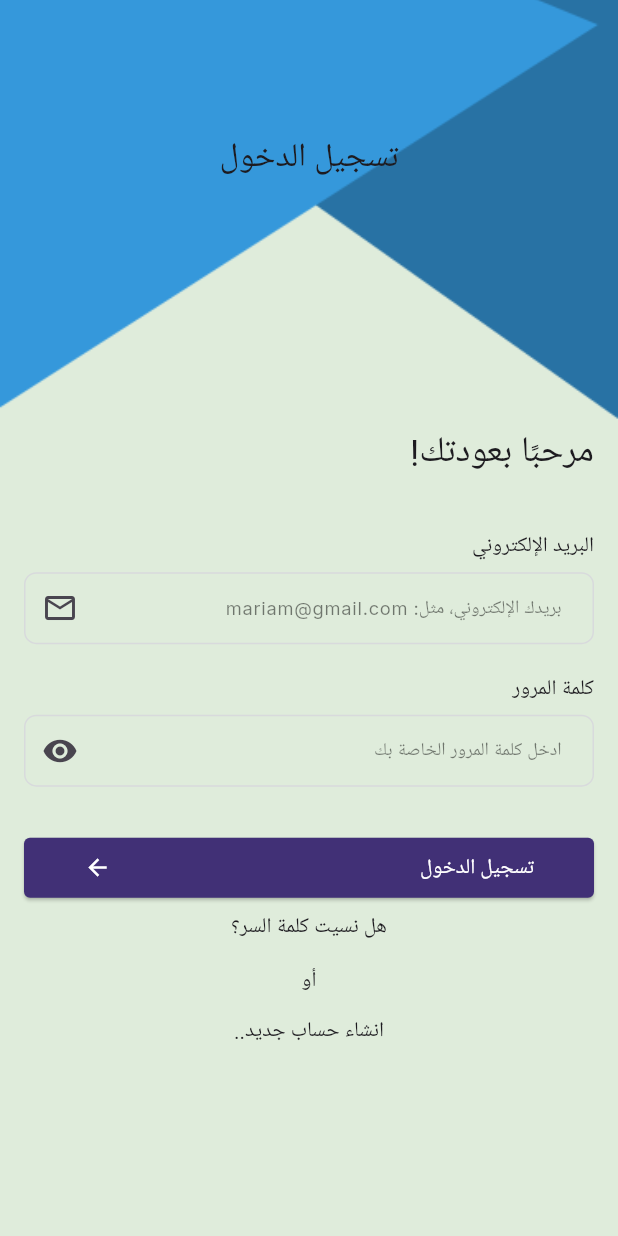
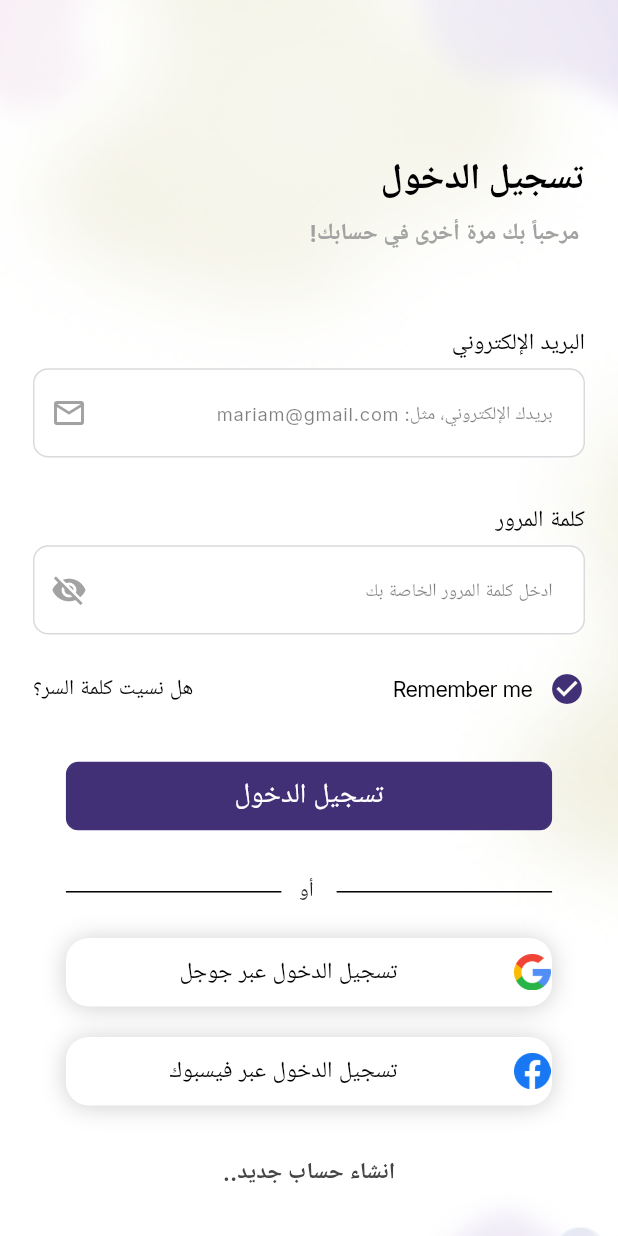
Before and after one commit to Mariam-Elkhelawy/TYDOO, a Flutter app: the LoginScreen screen opened by its route, on a phone screen of 412 x 824 dp. Run offline on Flutter 3.47's test engine with Material 3 defaults, Android fonts, the light colour scheme and no system bars; our stand-ins replace animated_custom_dropdown, another_flutter_splash_screen, cloud_firestore, easy_date_timeline, firebase_auth, firebase_core and 7 more; accounts and stored records are empty; generated files the repository leaves out were written again; project files that could hold a hidden picture were left out.

Commit message:
login done

```diff
--- a/lib/core/components/reusable_components.dart
+++ b/lib/core/components/reusable_components.dart
@@ -37,6 +37,7 @@ Widget customTextFormField(
     obscureText: isPassword,
     cursorColor: cursorColor,
     controller: controller,
+    autovalidateMode: AutovalidateMode.onUserInteraction,
     decoration: InputDecoration(
       contentPadding: contentPadding,
       hintText: hintText,
--- /dev/null
+++ b/lib/core/components/signwith_widget.dart
@@ -0,0 +1,45 @@
+import 'package:flutter/material.dart';
+import 'package:flutter_screenutil/flutter_screenutil.dart';
+import 'package:todo_app/core/utils/app_colors.dart';
+import 'package:todo_app/core/utils/styles.dart';
+
+class SignWithWidget extends StatelessWidget {
+  const SignWithWidget(
+      {super.key, required this.iconPath, required this.iconText});
+  final String iconPath;
+  final String iconText;
+
+  @override
+  Widget build(BuildContext context) {
+    return Padding(
+      padding: EdgeInsets.symmetric(horizontal: 20.w),
+      child: Container(
+        height: 45.h,
+        decoration: BoxDecoration(
+          color: AppColor.whiteColor,
+          boxShadow: [
+            BoxShadow(
+              color: Colors.grey.withOpacity(.5),
+              blurRadius: 13,
+              offset: const Offset(0, 1),
+            )
+          ],
+          borderRadius: BorderRadius.circular(15.r),
+        ),
+        child: Row(
+          children: [
+            Padding(
+              padding: EdgeInsets.only(left: 20.w),
+              child: Image.asset(iconPath,width: 24.w,height: 24.h,),
+            ),
+            SizedBox(width: 50.w),
+            Text(
+              iconText,
+              style: AppStyles.regularText.copyWith(fontSize: 15.sp),
+            ),
+          ],
+        ),
+      ),
+    );
+  }
+}
--- a/lib/core/utils/app_images.dart
+++ b/lib/core/utils/app_images.dart
@@ -26,6 +26,8 @@ class AppImages {
   static const String language = 'assets/images/language.svg';
   static const String aboutUs = 'assets/images/aboutUs.svg';
   static const String logout = 'assets/images/logout.svg';
+  static const String google = 'assets/images/google.png';
+  static const String facebook = 'assets/images/facebook.png';
   static const String onboarding1 = 'assets/images/onboarding1.png';
   static const String onboarding2 = 'assets/images/onboarding2.png';
   static const String onboarding3 = 'assets/images/onboarding3.png';
--- a/lib/features/login/login_screen.dart
+++ b/lib/features/login/login_screen.dart
@@ -1,7 +1,11 @@
 import 'package:flutter/material.dart';
+import 'package:flutter_screenutil/flutter_screenutil.dart';
 import 'package:provider/provider.dart';
 import 'package:todo_app/config/theme/app_theme.dart';
+import 'package:todo_app/core/components/reusable_components.dart';
 import 'package:todo_app/core/utils/app_colors.dart';
+import 'package:todo_app/core/utils/app_images.dart';
+import 'package:todo_app/core/utils/styles.dart';
 import 'package:todo_app/features/home_screen.dart';
 import 'package:todo_app/features/register/register_screen.dart';
 import 'package:todo_app/firebase/firebase_functions.dart';
@@ -9,6 +13,8 @@ import 'package:todo_app/providers/my_provider.dart';
 import 'package:todo_app/widgets/custom_dialog.dart';
 import 'package:todo_app/widgets/custom_text_form_field.dart';
 import 'package:flutter_gen/gen_l10n/app_localizations.dart';
+
+import '../../core/components/signwith_widget.dart';
 
 class LoginScreen extends StatefulWidget {
   const LoginScreen({super.key});
@@ -26,89 +32,135 @@ class _LoginScreenState extends State<LoginScreen> {
 
   @override
   Widget build(BuildContext context) {
-    var mediaQuery = MediaQuery.of(context).size;
     var theme = Theme.of(context);
     var provider = Provider.of<MyProvider>(context);
     var local = AppLocalizations.of(context)!;
-
-    return Container(
-      decoration: BoxDecoration(
-        color: provider.themeMode == ThemeMode.light
-            ? const Color(0xFFDFECDB)
-            : const Color(0xFF060E1E),
-        image: const DecorationImage(
-            image: AssetImage('assets/images/auth_bg.png'), fit: BoxFit.cover),
-      ),
+    return customBG(
+      context: context,
       child: Scaffold(
         backgroundColor: Colors.transparent,
         body: Padding(
-          padding: const EdgeInsets.symmetric(horizontal: 16.0),
+          padding: EdgeInsets.symmetric(horizontal: 20.0.w),
           child: SingleChildScrollView(
             child: Form(
               key: formKey,
               child: Column(
                 crossAxisAlignment: CrossAxisAlignment.stretch,
                 children: [
-                  SizedBox(height: mediaQuery.height * .11),
+                  SizedBox(height: 100.h),
                   Text(
-                    textAlign: TextAlign.center,
                     local.login,
-                    style: theme.textTheme.titleLarge,
+                    style:
+                        AppStyles.titleL.copyWith(color: AppColor.blackColor),
                   ),
-                  SizedBox(height: mediaQuery.height * .2),
+                  SizedBox(height: 8.h),
                   Text(
                     textAlign: TextAlign.start,
                     local.welcome,
-                    style: theme.textTheme.bodyMedium?.copyWith(fontSize: 24),
+                    style: AppStyles.settingTitle.copyWith(
+                        color: AppColor.taskGreyColor, fontSize: 15.sp),
                   ),
-                  const SizedBox(height: 35),
-                  Text(local.email),
-                  const SizedBox(height: 6),
-                  CustomTextFormField(
-                    myController: emailController,
+                  SizedBox(height: 50.h),
+                  Text(
+                    local.email,
+                    style: AppStyles.regularText.copyWith(fontSize: 15.sp),
+                  ),
+                  SizedBox(height: 6.h),
+                  customTextFormField(
+                      borderColor: AppColor.borderColor,
+                      fillColor: AppColor.whiteColor,
+                      controller: emailController,
+                      contentPadding: EdgeInsets.symmetric(
+                          horizontal: 16.w, vertical: 18.h),
+                      radius: 10.r,
+                      hintStyle: AppStyles.hintText,
+                      textStyle:
+                          AppStyles.generalText.copyWith(fontSize: 15.sp),
+                      suffixIcon: const Icon(
+                        Icons.email_outlined,
+                        color: AppColor.taskGreyColor,
+                      ),
                       hintText: local.emailHint,
-                    suffixIcon: const Icon(Icons.email_outlined),
                       keyboardType: TextInputType.emailAddress,
                       onValidate: (value) {
                         if (value!.trim().isEmpty) {
                           return local.validateEmail;
                         }
                         return null;
-                    },
+                      }),
+                  SizedBox(height: 30.h),
+                  Text(
+                    local.password,
+                    style: AppStyles.regularText.copyWith(fontSize: 15.sp),
                   ),
-                  const SizedBox(height: 20),
-                  Text(local.password),
-                  const SizedBox(height: 6),
-                  CustomTextFormField(
-                    myController: passwordController,
-                    hintText: local.passwordHint,
+                  SizedBox(height: 6.h),
+                  customTextFormField(
+                    borderColor: AppColor.borderColor,
+                    fillColor: AppColor.whiteColor,
+                    controller: passwordController,
+                    contentPadding:
+                        EdgeInsets.symmetric(horizontal: 16.w, vertical: 18.h),
+                    radius: 10.r,
+                    isPassword: isPassword,
+                    hintStyle: AppStyles.hintText,
+                    textStyle: AppStyles.generalText.copyWith(fontSize: 15.sp),
                     suffixIcon: IconButton(
-                      icon: isPassword
-                          ? const Icon(Icons.visibility)
-                          : const Icon(Icons.visibility_off),
+                      icon: Icon(
+                        !isPassword ? Icons.visibility : Icons.visibility_off,
+                        color: AppColor.taskGreyColor,
+                      ),
                       onPressed: () {
                         isPassword = !isPassword;
                         setState(() {});
                       },
                     ),
-                    obscureText: isPassword,
                     onValidate: (value) {
                       if (value!.trim().isEmpty) {
                         return local.validatePassword;
                       }
                       return null;
                     },
+                    hintText: local.passwordHint,
                   ),
-                  const SizedBox(height: 30),
-                  ElevatedButton(
-                    style: ElevatedButton.styleFrom(
-                      padding: const EdgeInsets.symmetric(horizontal: 40),
-                      backgroundColor: AppColor.primaryColor,
-                      shape: RoundedRectangleBorder(
-                        borderRadius: BorderRadius.circular(4),
+                  SizedBox(height: 24.h),
+                  Row(
+                    children: [
+                      const Icon(
+                        Icons.check_circle,
+                        color: AppColor.primaryColor,
+                      ),
+                      SizedBox(
+                        width: 10.w,
+                      ),
+                      Text(
+                        'Remember me',
+                        style: AppStyles.regularText.copyWith(fontSize: 14.sp),
+                      ),
+                      const Spacer(),
+                      InkWell(
+                        onTap: () async {
+                          await FirebaseFunctions.resetPassword(
+                              emailController.text);
+                          showDialog(
+                            context: context,
+                            builder: (context) {
+                              return CustomDialog(
+                                  dialogContent: local.resetPassword,
+                                  dialogTitle: local.reset);
+                            },
+                          );
+                        },
+                        child: Text(
+                          local.forgetPassword,
+                          style:
+                              AppStyles.regularText.copyWith(fontSize: 14.sp),
                         ),
                       ),
-                    onPressed: () async {
+                    ],
+                  ),
+                  SizedBox(height: 36.h),
+                  InkWell(
+                    onTap: () async {
                       if (formKey.currentState!.validate()) {
                         await FirebaseFunctions.login(
                           context: context,
@@ -134,47 +186,56 @@ class _LoginScreenState extends State<LoginScreen> {
                         );
                       }
                     },
-                    child: Row(
-                      mainAxisAlignment: MainAxisAlignment.spaceBetween,
-                      children: [
-                        Text(
+                    child: Padding(
+                      padding: EdgeInsets.symmetric(horizontal: 20.w),
+                      child: customButton(
+                          borderColor: AppColor.primaryColor,
+                          color: AppColor.primaryColor,
+                          borderRadius: BorderRadius.circular(8.r),
+                          child: Text(
                             local.login,
-                          style: theme.textTheme.bodySmall
-                              ?.copyWith(fontSize: 14, color: Colors.white),
+                            style: AppStyles.bodyM
+                                .copyWith(color: AppColor.whiteColor),
                           ),
-                        const Icon(
-                          Icons.arrow_forward_outlined,
-                          size: 18,
-                          color: Colors.white,
-                        )
-                      ],
+                          height: 45.h),
                     ),
                   ),
-                  SizedBox(height: 6),
-                  InkWell(
-                    onTap: () async {
-                      await FirebaseFunctions.resetPassword(
-                          emailController.text);
-                      showDialog(
-                        context: context,
-                        builder: (context) {
-                          return CustomDialog(
-                              dialogContent: local.resetPassword, dialogTitle: local.reset);
-                        },
-                      );
-                    },
-                    child: Text(
-                      local.forgetPassword,
-                      textAlign: TextAlign.center,
-                      style: theme.textTheme.bodyMedium?.copyWith(fontSize: 14),
+                  SizedBox(height: 30.h),
+                  Padding(
+                    padding: EdgeInsets.symmetric(horizontal: 20.w),
+                    child: Row(
+                      children: [
+                        const Expanded(
+                          child: Divider(
+                            thickness: 1,
+                            endIndent: 10,
+                            color: AppColor.blackColor,
                           ),
                         ),
-                  SizedBox(height: 15),
                         Text(
                           local.or,
                           textAlign: TextAlign.center,
                           style: theme.textTheme.bodyMedium,
                         ),
+                        const Expanded(
+                          child: Divider(
+                            thickness: 1,
+                            indent: 10,
+                            color: AppColor.blackColor,
+                          ),
+                        ),
+                      ],
+                    ),
+                  ),
+                  SizedBox(height: 20.h),
+                   SignWithWidget(
+                      iconPath: AppImages.google,
+                      iconText: local.google),
+                  SizedBox(height: 20.h),
+                   SignWithWidget(
+                      iconPath: AppImages.facebook,
+                      iconText: local.facebook),
+                  SizedBox(height: 20.h),
                   TextButton(
                     onPressed: () {
                       Navigator.pushNamed(context, RegisterScreen.routeName);
@@ -182,9 +243,11 @@ class _LoginScreenState extends State<LoginScreen> {
                     child: Text(
                       local.createAccount,
                       textAlign: TextAlign.center,
-                      style: theme.textTheme.bodyMedium,
+                      style: AppStyles.settingTitle.copyWith(
+                          fontSize: 15.sp, color: AppColor.inactiveDayColor),
                     ),
                   ),
+                  SizedBox(height: 20.h),
                 ],
               ),
             ),
--- a/lib/l10n/app_ar.arb
+++ b/lib/l10n/app_ar.arb
@@ -34,7 +34,7 @@
   "selectLanguage": "اختار اللغة",
   "selectTheme": "اختار الوضع",
   "login": "تسجيل الدخول",
-  "welcome":"مرحبًا بعودتك!",
+  "welcome":" مرحباً بك مرة أخرى في حسابك!",
   "email": "البريد الإلكتروني",
   "emailHint": "بريدك الإلكتروني، مثل: mariam@gmail.com",
   "password": "كلمة المرور",
@@ -42,7 +42,7 @@
   "validateEmail":"لا يمكن أن يكون البريد الإلكتروني فارغًا !",
   "validatePassword":"لا يمكن أن تكون كلمة المرور فارغة !",
   "forgetPassword": "هل نسيت كلمة السر؟",
-  "or": "أو",
+  "or": " أو ",
   "createAccount": "انشاء حساب جديد..",
   "create": "إنشاء حساب",
   "fullName":"الاسم الكامل",
@@ -63,5 +63,7 @@
   "emailVerification": "برجاء الاطلاع على البريد الإلكتروني الخاص بك للتحقيق",
   "wrongLogin": "البريد الإلكتروني أو كلمة المرور خاطئة",
   "resetPassword": "تحقق من بريدك الإلكتروني لتغيير كلمة المرور",
-  "reset": "إعادة تعيين كلمة المرور!"
+  "reset": "إعادة تعيين كلمة المرور!",
+  "google": "تسجيل الدخول عبر جوجل",
+  "facebook": "تسجيل الدخول عبر فيسبوك"
 }
--- a/lib/l10n/app_en.arb
+++ b/lib/l10n/app_en.arb
@@ -34,7 +34,7 @@
   "selectLanguage": "Select Language",
   "selectTheme": "Select Theme",
   "login": "Login",
-  "welcome":"Welcome back!",
+  "welcome":"Hello, welcome back to your account!",
   "email": "E-mail",
   "emailHint": "Enter your e-mail e.g: mariam@gmail.com",
   "password": "Password",
@@ -42,7 +42,7 @@
   "validateEmail":"Email address can't be empty!",
   "validatePassword":"Password can't be empty!",
   "forgetPassword": "Forgot password?",
-  "or": "OR",
+  "or": " OR ",
   "createAccount": "Create New Account..",
   "create": "Create Account",
   "fullName":"Full Name",
@@ -63,6 +63,9 @@
   "emailVerification": "Please check your email verification",
   "wrongLogin": "email or password is wrong",
   "resetPassword": "Check your entered email to change password",
-  "reset": "Reset Password!"
+  "reset": "Reset Password!",
+  "google": "Login with Google",
+  "facebook": "Login with Facebook"
+
 
 }
```
Also changed, not shown: assets/images/facebook.png (added), assets/images/google.png (added). Lines whose indentation alone changed are shown as unchanged.
